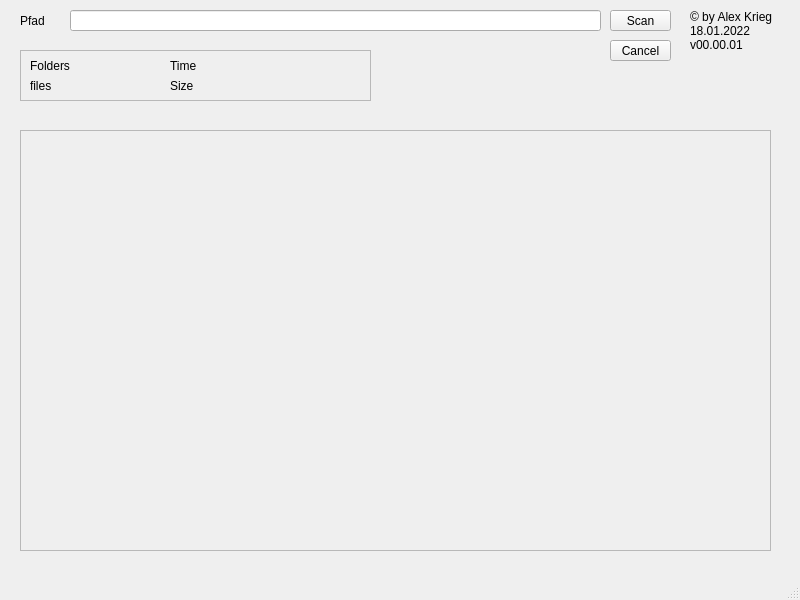
This is mainwindow.ui in KROIA/FolderScanner as Qt 5 draws it before an edit. The edited form follows.
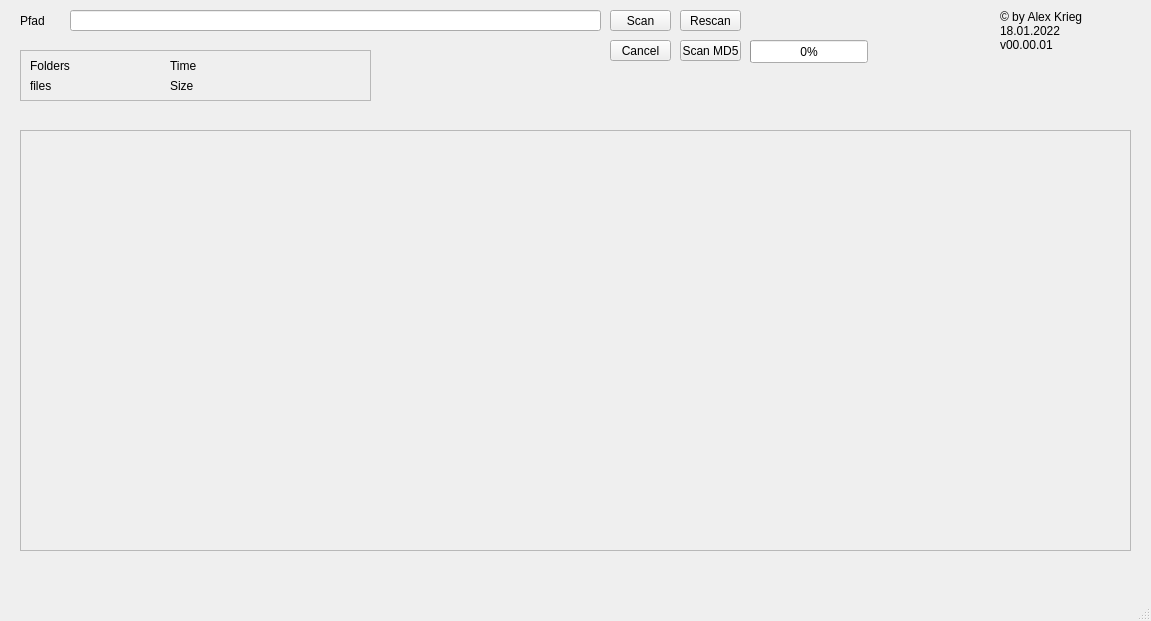
This is the edited form.

What changed in the file:
```diff
--- a/mainwindow.ui
+++ b/mainwindow.ui
@@ -6,8 +6,8 @@
    <rect>
     <x>0</x>
     <y>0</y>
-    <width>800</width>
-    <height>600</height>
+    <width>1151</width>
+    <height>621</height>
    </rect>
   </property>
   <property name="windowTitle">
@@ -56,7 +56,7 @@
    <widget class="QLabel" name="label_2">
     <property name="geometry">
      <rect>
-      <x>690</x>
+      <x>1000</x>
       <y>10</y>
       <width>121</width>
       <height>41</height>
@@ -73,7 +73,7 @@
      <rect>
       <x>20</x>
       <y>130</y>
-      <width>751</width>
+      <width>1111</width>
       <height>421</height>
      </rect>
     </property>
@@ -199,6 +199,61 @@
      <string>Cancel</string>
     </property>
    </widget>
+   <widget class="QPushButton" name="scanMd5_pushButton">
+    <property name="geometry">
+     <rect>
+      <x>680</x>
+      <y>40</y>
+      <width>61</width>
+      <height>21</height>
+     </rect>
+    </property>
+    <property name="text">
+     <string>Scan MD5</string>
+    </property>
+   </widget>
+   <widget class="QProgressBar" name="md5Scan_progressBar">
+    <property name="geometry">
+     <rect>
+      <x>750</x>
+      <y>40</y>
+      <width>118</width>
+      <height>23</height>
+     </rect>
+    </property>
+    <property name="maximum">
+     <number>1000</number>
+    </property>
+    <property name="value">
+     <number>0</number>
+    </property>
+   </widget>
+   <widget class="QLabel" name="md5ScanTimePrediction_label">
+    <property name="geometry">
+     <rect>
+      <x>880</x>
+      <y>40</y>
+      <width>47</width>
+      <height>21</height>
+     </rect>
+    </property>
+    <property name="text">
+     <string/>
+    </property>
+   </widget>
+   <widget class="QPushButton" name="rescan_pushButton">
+    <property name="geometry">
+     <rect>
+      <x>680</x>
+      <y>10</y>
+      <width>61</width>
+      <height>21</height>
+     </rect>
+    </property>
+    <property name="text">
+     <string>Rescan</string>
+    </property>
+   </widget>
   </widget>
   <widget class="QMenuBar" name="menubar">
    <property name="geometry">
```
Left out of the diff: 2 changed lines with no effect on the pictures.
